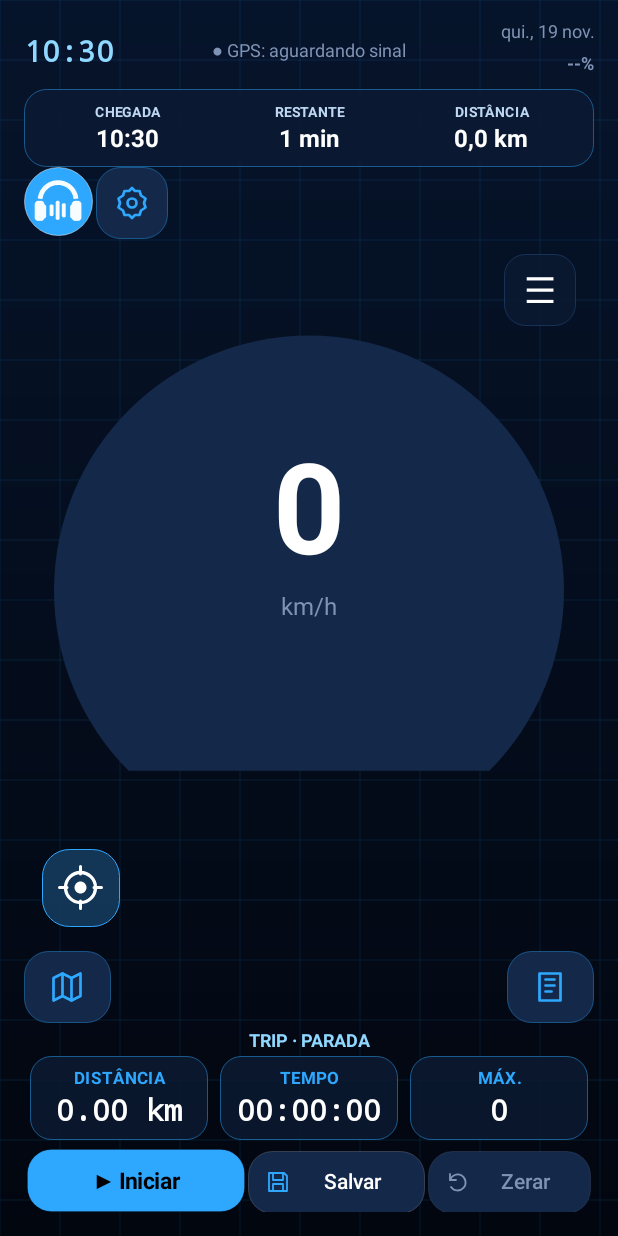
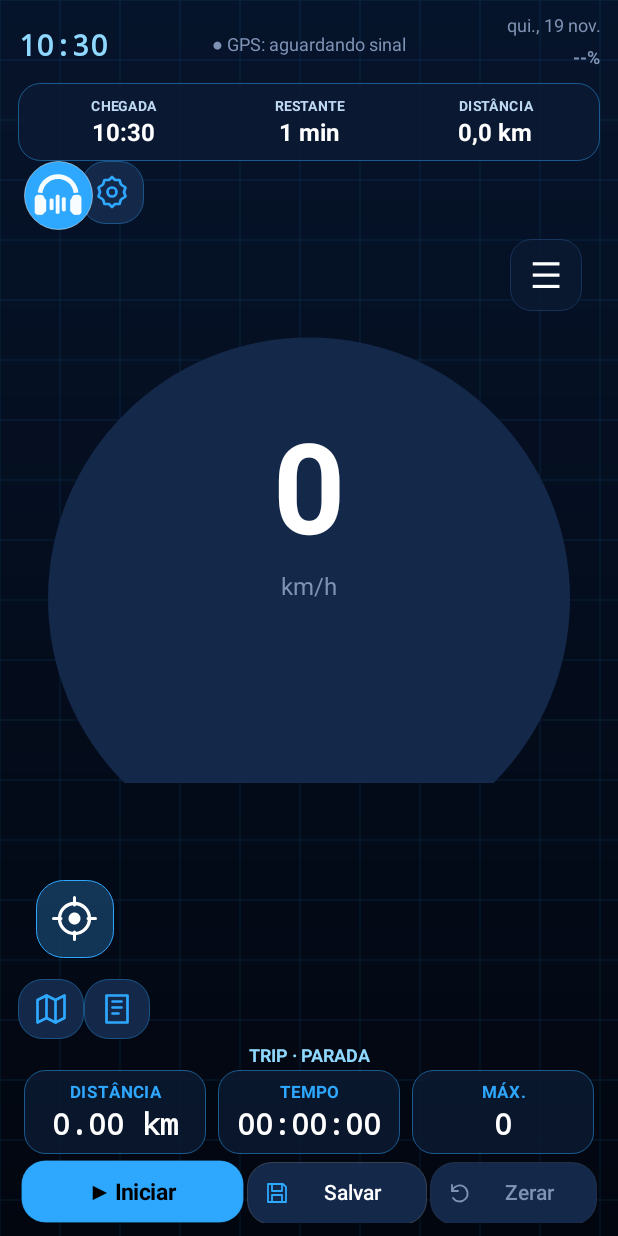
Before and after one commit to thiagolucenaoncity-sketch/Painel-Moto, an Android app: the screen it shows after launch (MainActivity), on a phone screen of 412 x 824 dp. Run offline under Robolectric (Android 15) with nearby library versions, the phone set to English and light mode, and no system bars; libraries missing offline, so code that uses them is left out: org.maplibre.android, org.maplibre.geojson; pictures from the network do not load; 11 statements that could not run were skipped.

Commit message:
feat: linhas compactas, instrução entre botões, minimapa maior e posição mais baixa

```diff
--- a/app/src/main/java/com/moto/painel/MainActivity.kt
+++ b/app/src/main/java/com/moto/painel/MainActivity.kt
@@ -1548,7 +1548,9 @@ class MainActivity : Activity() {
             .zoom(zoom)
             .tilt(if (is3D) 60.0 else 0.0)
             .bearing(bearing)
-            .padding(0.0, viewHeight * 0.48, 0.0, 0.0)
+            // Camera de navegacao: moto mais baixa no mapa completo e
+            // proxima ao rodape do minimapa, deixando a via adiante visivel.
+            .padding(0.0, viewHeight * (if (h.interactive) 0.56 else 0.67), 0.0, 0.0)
             .build()
         if (animate) {
             m.animateCamera(CameraUpdateFactory.newCameraPosition(pos), 500)
@@ -2471,7 +2473,7 @@ class MainActivity : Activity() {
 
         val root = LinearLayout(this).apply {
             orientation = if (landscape) LinearLayout.HORIZONTAL else LinearLayout.VERTICAL
-            setPadding(px(16), px(12), px(16), px(16))
+            setPadding(px(12), px(8), px(12), px(9))
         }
 
         // Barra superior: relógio, GPS e, à direita, data e bateria
@@ -2497,11 +2499,11 @@ class MainActivity : Activity() {
         panelEtaCard = RouteEtaCard(this, accent)
 
         // Veículo: apelido grande e centralizado; marca e modelo menores abaixo
-        nickView = label(24f, accent, bold = true, align = Gravity.CENTER).apply {
+        nickView = label(20f, accent, bold = true, align = Gravity.CENTER).apply {
             text = nick
             visibility = if (nick.isEmpty()) View.GONE else View.VISIBLE
         }
-        modelView = label(14f, cLabel, align = Gravity.CENTER).apply {
+        modelView = label(12f, cLabel, align = Gravity.CENTER).apply {
             text = brandModel
             visibility = if (brandModel.isEmpty()) View.GONE else View.VISIBLE
         }
@@ -2542,7 +2544,7 @@ class MainActivity : Activity() {
             orientation = LinearLayout.VERTICAL
             gravity = Gravity.CENTER
             // O mapa ganha altura e a velocidade sobe para deixar a moto livre abaixo.
-            translationY = -pxF(if (landscape) 16f else 46f)
+            translationY = -pxF(if (landscape) 22f else 65f)
             addView(speedView, LinearLayout.LayoutParams(MATCH, WRAP))
             addView(unitView, LinearLayout.LayoutParams(MATCH, WRAP))
         }
@@ -2776,34 +2778,42 @@ class MainActivity : Activity() {
         // Configurações na linha do nome/modelo, no canto superior direito.
         // Mapa e trips salvas passam para o rodapé, acima dos dados da trip.
         val mapBtn = miniBtn("").apply {
-            panelIcon(R.drawable.ravo_menu_map, accent, 25)
+            panelIcon(R.drawable.ravo_menu_map, accent, 22)
             contentDescription = "Abrir mapa completo"
         }
         mapBtn.setOnClickListener { setScreen(1) }
         val tripsBtn = miniBtn("").apply {
-            panelIcon(R.drawable.ravo_panel_trips, accent, 25)
+            panelIcon(R.drawable.ravo_panel_trips, accent, 22)
             contentDescription = "Abrir trips salvas"
         }
         tripsBtn.setOnClickListener { setScreen(2) }
         val settingsBtn = miniBtn("").apply {
-            panelIcon(R.drawable.ravo_panel_settings, accent, 25)
+            panelIcon(R.drawable.ravo_panel_settings, accent, 21)
             contentDescription = "Abrir configurações"
         }
         settingsBtn.setOnClickListener { startActivity(Intent(this, SettingsActivity::class.java)) }
         val vehicleRow = LinearLayout(this).apply {
             orientation = LinearLayout.HORIZONTAL
             gravity = Gravity.CENTER_VERTICAL
-            addView(View(this@MainActivity), LinearLayout.LayoutParams(px(48), px(48)))
+            addView(View(this@MainActivity), LinearLayout.LayoutParams(px(42), px(42)))
             addView(vehicleView, LinearLayout.LayoutParams(0, WRAP, 1f))
-            addView(settingsBtn, LinearLayout.LayoutParams(px(48), px(48)))
+            addView(settingsBtn, LinearLayout.LayoutParams(px(42), px(42)))
         }
         // Dois acessos separados para evitar toque errado ao pilotar.
+        // Instrução da rota centralizada ENTRE os acessos ao mapa e trips.
+        navView.textSize = 13f
+        navView.setAutoSizeTextTypeUniformWithConfiguration(
+            10, 14, 1, TypedValue.COMPLEX_UNIT_SP
+        )
         val navRow = LinearLayout(this).apply {
             orientation = LinearLayout.HORIZONTAL
             gravity = Gravity.CENTER_VERTICAL
-            addView(mapBtn, LinearLayout.LayoutParams(px(58), px(48)))
-            addView(View(this@MainActivity), LinearLayout.LayoutParams(0, px(1), 1f))
-            addView(tripsBtn, LinearLayout.LayoutParams(px(58), px(48)))
+            addView(mapBtn, LinearLayout.LayoutParams(px(44), px(40)))
+            addView(navView, LinearLayout.LayoutParams(0, px(40), 1f).apply {
+                leftMargin = px(6)
+                rightMargin = px(6)
+            })
+            addView(tripsBtn, LinearLayout.LayoutParams(px(44), px(40)))
         }
 
         fun gap(dp: Int) = LinearLayout.LayoutParams(MATCH, WRAP).apply { topMargin = px(dp) }
@@ -2818,8 +2828,7 @@ class MainActivity : Activity() {
             left.addView(arcBlock, LinearLayout.LayoutParams(MATCH, 0, 1f))
 
             val right = LinearLayout(this).apply { orientation = LinearLayout.VERTICAL }
-            right.addView(navView, gap(0))
-            right.addView(navRow, gap(6))
+            right.addView(navRow, gap(4))
             right.addView(tripHeader, gap(6))
             right.addView(statsBox, gap(4))
             right.addView(tripRow, gap(8))
@@ -2837,11 +2846,10 @@ class MainActivity : Activity() {
             root.addView(panelEtaCard, gap(4))
             root.addView(vehicleRow, gap(0))
             root.addView(arcBlock, LinearLayout.LayoutParams(MATCH, 0, 1f))
-            root.addView(navView, gap(4))
-            root.addView(navRow, gap(6))
-            root.addView(tripHeader, gap(3))
-            root.addView(statsBox, gap(3))
-            root.addView(tripRow, gap(6))
+            root.addView(navRow, gap(4))
+            root.addView(tripHeader, gap(2))
+            root.addView(statsBox, gap(2))
+            root.addView(tripRow, gap(4))
         }
         return root
     }
```
